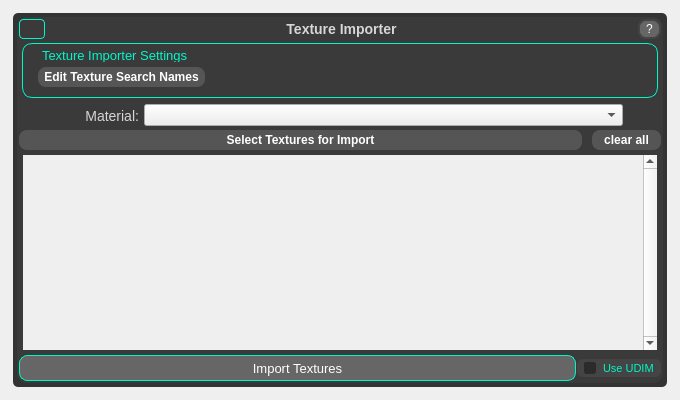
Before: the Qt Designer form QtDesigner/textureImporter.ui in AnthonyCuse/QuickMaterials, drawn with Qt 5.
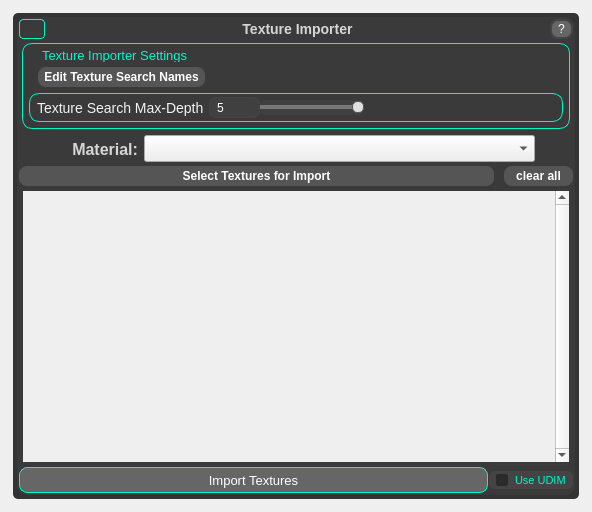
After: the same form once the commit is applied. Icons and pictures are not drawn.

Commit message: Enhance texture importer settings and UI components

Patch:
```diff
--- a/QtDesigner/textureImporter.ui
+++ b/QtDesigner/textureImporter.ui
@@ -6,8 +6,8 @@
    <rect>
     <x>0</x>
     <y>0</y>
-    <width>680</width>
-    <height>400</height>
+    <width>592</width>
+    <height>512</height>
    </rect>
   </property>
   <property name="windowTitle">
@@ -557,6 +557,335 @@
               </item>
              </layout>
             </item>
+            <item>
+             <layout class="QHBoxLayout" name="textureSearchDepthLayout">
+              <property name="spacing">
+               <number>3</number>
+              </property>
+              <property name="leftMargin">
+               <number>0</number>
+              </property>
+              <property name="rightMargin">
+               <number>0</number>
+              </property>
+              <property name="bottomMargin">
+               <number>0</number>
+              </property>
+              <item>
+               <widget class="QFrame" name="textureSearchDepthFrame">
+                <property name="minimumSize">
+                 <size>
+                  <width>0</width>
+                  <height>0</height>
+                 </size>
+                </property>
+                <property name="styleSheet">
+                 <string notr="true">QFrame {
+    /* Background */
+    background-color:#3a3a3a;  /* Dark grey background color */ 
+    /* background-image: url('background.png');  /* Optional background image */ 
+    /* background-repeat: no-repeat;  /* Prevents the background image from repeating */ 
+    /* background-position: center;  /* Centers the background image */ 
+
+    /* Border */
+	border: 1px solid #00f7c8;  /* Solid border with color and thickness */ 
+    border-radius: 5px;  /* Rounded corners with 10px radius */ 
+    /* border-style: solid;  /* Border style can be solid, dashed, dotted, etc. */ 
+
+    /* Padding and Margin */
+    padding: 1px;  /* Inner space between the frame content and its border */ 
+    margin: 1px;  /* Outer space around the frame */ 
+    border-radius: 10px;  /* Rounded corners */
+    
+    /* Font */
+    /*font-family: Arial, Helvetica, sans-serif;  /* Font family */
+    /*font-size: 14px;  /* Font size */
+    /*font-weight: bold;  /* Font weight: normal, bold, bolder, lighter, or numeric values */
+    /*font-style: italic;  /* Font style: normal, italic, or oblique */
+   color: #ffffff;  /* Text color */
+    /*text-align: center;  /* Text alignment: left, right, center, justify */
+    /*text-decoration: underline;  /* Text decoration: underline, overline, line-through, none */
+    /*letter-spacing: 1px;  /* Spacing between letters */
+    
+    /* Shadow */
+    /*box-shadow: 2px 2px 5px #1a1a1a;  /* Adds a shadow with x-offset, y-offset, blur radius, and color */
+    
+    /* Gradient Background (Optional) */
+    /*background-color: qlineargradient(spread:pad, x1:0, y1:0, x2:1, y2:1, stop:0 #3e3e3e, stop:1 #2b2b2b);  /* Linear gradient */
+    /*background-color: qradialgradient(cx:0.5, cy:0.5, radius:0.5, fx:0.5, fy:0.5, stop:0 #4a4a4a, stop:1 #2b2b2b);  /* Radial gradient */
+    
+    /* Opacity */
+    /*opacity: 0.9;  /* Transparency: 0.0 (fully transparent) to 1.0 (fully opaque) */
+    
+    /* Cursor */
+    /*cursor: pointer;  /* Changes the cursor to a pointer when hovering */
+}
+</string>
+                </property>
+                <property name="frameShape">
+                 <enum>QFrame::StyledPanel</enum>
+                </property>
+                <property name="frameShadow">
+                 <enum>QFrame::Raised</enum>
+                </property>
+                <layout class="QHBoxLayout" name="horizontalLayout_2">
+                 <property name="spacing">
+                  <number>0</number>
+                 </property>
+                 <property name="leftMargin">
+                  <number>2</number>
+                 </property>
+                 <property name="topMargin">
+                  <number>0</number>
+                 </property>
+                 <property name="rightMargin">
+                  <number>2</number>
+                 </property>
+                 <property name="bottomMargin">
+                  <number>0</number>
+                 </property>
+                 <item>
+                  <widget class="QLabel" name="searchTextLabel">
+                   <property name="sizePolicy">
+                    <sizepolicy hsizetype="Fixed" vsizetype="Preferred">
+                     <horstretch>0</horstretch>
+                     <verstretch>0</verstretch>
+                    </sizepolicy>
+                   </property>
+                   <property name="maximumSize">
+                    <size>
+                     <width>200</width>
+                     <height>16777215</height>
+                    </size>
+                   </property>
+                   <property name="font">
+                    <font>
+                     <family>Segoe UI</family>
+                     <pointsize>-1</pointsize>
+                    </font>
+                   </property>
+                   <property name="toolTip">
+                    <string>&lt;html&gt;&lt;head/&gt;&lt;body&gt;&lt;p&gt;When loading textures for 'All Materials' the starting folder will search through this many sub-folders to find textures matching the material name. &lt;/p&gt;&lt;/body&gt;&lt;/html&gt;</string>
+                   </property>
+                   <property name="styleSheet">
+                    <string notr="true">QLabel {
+    font-family: 'Segoe UI';  /* Sets the font to Segoe UI */
+    font-size: 14px;  /* Adjust the font size as needed */
+    color: #f2f2f2;  /* White text color */
+    /*background-color: #555555;  /* Dark background color */
+    border: 0px solid #555555;  /* Optional border with dark grey color */
+    border-radius: 8px;  /* Rounded corners */
+    padding: 0px 0px;  /* Padding around the text */
+}
+
+QPushButton:hover {
+    background-color: #666666;  /* Slightly lighter background on hover */
+}
+
+QPushButton:pressed {
+    background-color: #1a1a1a;  /* Darker background when pressed */
+}
+QPushButton:disabled {
+    color: #cccccc;  /* Light grey text color to indicate disabled */
+    border: 1px solid #555555;  /* Optional border with dark grey color */
+    background-color: #4a4a4a;  /* Lighter grey background color for disabled state */
+    color: #666666;  /* White text color */
+}</string>
+                   </property>
+                   <property name="text">
+                    <string>Texture Search Max-Depth</string>
+                   </property>
+                   <property name="alignment">
+                    <set>Qt::AlignBottom|Qt::AlignLeading|Qt::AlignLeft</set>
+                   </property>
+                  </widget>
+                 </item>
+                 <item>
+                  <widget class="QDoubleSpinBox" name="textureSearchDepthSpinBox">
+                   <property name="sizePolicy">
+                    <sizepolicy hsizetype="Minimum" vsizetype="Minimum">
+                     <horstretch>0</horstretch>
+                     <verstretch>0</verstretch>
+                    </sizepolicy>
+                   </property>
+                   <property name="minimumSize">
+                    <size>
+                     <width>39</width>
+                     <height>15</height>
+                    </size>
+                   </property>
+                   <property name="autoFillBackground">
+                    <bool>false</bool>
+                   </property>
+                   <property name="styleSheet">
+                    <string notr="true">QDoubleSpinBox {
+    font-family: 'Segoe UI';
+    font-size: 12px;
+    color: #ffffff;
+    background-color: #404040;
+    border: 1px solid #444444;
+    border-radius: 7px;             /* Rounded field */
+    padding: 2px 5px;               /* Text padding (fixed missing colon) */
+    padding-right: 2px;            /* Reserve space for the buttons */
+    min-height: 5px;               /* Avoid vertical clipping */
+    min-width: 30px;
+    margin: 2px 0;
+    selection-background-color: transparent;
+    selection-color: #ffffff;   /* keep text readable */
+
+}
+
+/* Define button sizes/placement so padding-right matches them */
+QDoubleSpinBox::up-button,
+QDoubleSpinBox::down-button {
+    subcontrol-origin: border;
+    width: 12px;                    /* Button width */
+    border: none;
+    background: transparent;        /* Keep your look; arrows are default */
+}
+
+QDoubleSpinBox::up-button {
+    subcontrol-position: top right;
+    margin: 0px 0px 0 0;        /* Tighter to text */
+}
+
+QDoubleSpinBox::down-button {
+    subcontrol-position: bottom right;
+    margin: 0px 0px 0 0;        /* Tighter to text */
+}
+
+QDoubleSpinBox::up-arrow   { 
+    image: url(&quot;:/icons/arrow_up.png&quot;);   
+    width: 10px; height: 10px; 
+    margin: 3px 10px 0 0; 
+}
+
+QDoubleSpinBox::down-arrow { 
+    image: url(&quot;:/icons/arrow_down.png&quot;); 
+    width: 10px; height: 10px; 
+    margin: -3px 10px 0 0; 
+}
+
+/* Alternate icons when pressed */
+QDoubleSpinBox::up-arrow:pressed {
+    image: url(&quot;:/icons/arrow_pressed_up.png&quot;);
+}
+QDoubleSpinBox::down-arrow:pressed {
+    image: url(&quot;:/icons/arrow_pressed_down.png&quot;);
+}
+
+
+/* NOTE: No ::up-arrow / ::down-arrow blocks here, so Qt draws the default arrows */
+</string>
+                   </property>
+                   <property name="decimals">
+                    <number>0</number>
+                   </property>
+                   <property name="maximum">
+                    <double>10.000000000000000</double>
+                   </property>
+                   <property name="singleStep">
+                    <double>0.100000000000000</double>
+                   </property>
+                   <property name="value">
+                    <double>5.000000000000000</double>
+                   </property>
+                  </widget>
+                 </item>
+                 <item>
+                  <widget class="QSlider" name="textureSearchDepthSlider">
+                   <property name="sizePolicy">
+                    <sizepolicy hsizetype="MinimumExpanding" vsizetype="Fixed">
+                     <horstretch>0</horstretch>
+                     <verstretch>0</verstretch>
+                    </sizepolicy>
+                   </property>
+                   <property name="acceptDrops">
+                    <bool>false</bool>
+                   </property>
+                   <property name="toolTip">
+                    <string>&lt;html&gt;&lt;head/&gt;&lt;body&gt;&lt;p&gt;Determines the roughness of the newly created materials.&lt;/p&gt;&lt;p&gt;0 - Shiny&lt;/p&gt;&lt;p&gt;1- Rough&lt;/p&gt;&lt;/body&gt;&lt;/html&gt;</string>
+                   </property>
+                   <property name="autoFillBackground">
+                    <bool>false</bool>
+                   </property>
+                   <property name="styleSheet">
+                    <string notr="true">QSlider {
+    padding: 0px;
+    border: #333333;  /* Clean slider background */
+    background: #404040;  /* Avoid filling behind groove */
+    border-radius: 6px;
+    height:15px;
+    width: 10px;   
+}
+
+QSlider::groove:horizontal {
+    border: 0px;
+    height:4px;  /* Groove height (make this smaller for thinner bar) */
+    background: #262626;
+    border-radius: 2px;
+}
+
+
+QSlider::handle:horizontal {
+    background: #e0e0e0;
+    border: 1px solid #555555;
+    width: 10px;        /* Round handle size */
+    height: 10px;
+    margin: -4px 0;     /* Centers the handle on thin groove */
+    border-radius: 5px; /* Fully rounded handle */
+
+}
+
+QSlider::handle:horizontal:hover {
+    background: #ffffff;
+}
+
+QSlider::handle:horizontal:pressed {
+    background: #aaaaaa;
+}
+
+QSlider::add-page:horizontal {
+    background: #222222;
+}
+
+QSlider::sub-page:horizontal {
+    background: #777777;
+}
+</string>
+                   </property>
+                   <property name="maximum">
+                    <number>10</number>
+                   </property>
+                   <property name="value">
+                    <number>10</number>
+                   </property>
+                   <property name="sliderPosition">
+                    <number>10</number>
+                   </property>
+                   <property name="orientation">
+                    <enum>Qt::Horizontal</enum>
+                   </property>
+                  </widget>
+                 </item>
+                 <item>
+                  <spacer name="horizontalSpacer_3">
+                   <property name="orientation">
+                    <enum>Qt::Horizontal</enum>
+                   </property>
+                   <property name="sizeHint" stdset="0">
+                    <size>
+                     <width>195</width>
+                     <height>20</height>
+                    </size>
+                   </property>
+                  </spacer>
+                 </item>
+                </layout>
+               </widget>
+              </item>
+             </layout>
+            </item>
            </layout>
           </widget>
          </item>
@@ -589,12 +918,15 @@
               <font>
                <family>Segoe UI</family>
                <pointsize>-1</pointsize>
+               <weight>75</weight>
+               <bold>true</bold>
               </font>
              </property>
              <property name="styleSheet">
               <string notr="true">QLabel {
     font-family: 'Segoe UI';  /* Sets the font to Segoe UI */
-    font-size: 14px;  /* Adjust the font size as needed */
+    font-size: 16px;  /* Adjust the font size as needed */
+    font-weight: bold;  /* Makes the text bold */
     color: #d6d6d6;  /* White text color */
     /*background-color: #555555;  /* Dark background color */
     border: 0px solid #555555;  /* Optional border with dark grey color */
@@ -632,6 +964,13 @@
                <verstretch>0</verstretch>
               </sizepolicy>
              </property>
+             <property name="font">
+              <font>
+               <pointsize>12</pointsize>
+               <weight>75</weight>
+               <bold>true</bold>
+              </font>
+             </property>
              <property name="toolTip">
               <string>&lt;html&gt;&lt;head/&gt;&lt;body&gt;&lt;p&gt;Material type to create new materials with. Settings are applied to appropriate attributes per material type.&lt;/p&gt;&lt;/body&gt;&lt;/html&gt;</string>
              </property>
@@ -799,8 +1138,8 @@
              <rect>
               <x>0</x>
               <y>0</y>
-              <width>528</width>
-              <height>83</height>
+              <width>533</width>
+              <height>251</height>
              </rect>
             </property>
             <layout class="QVBoxLayout" name="verticalLayout_6"/>
```
Left out of the diff: 2 changed lines with no effect on the pictures. The commit also changes 5 other files.
